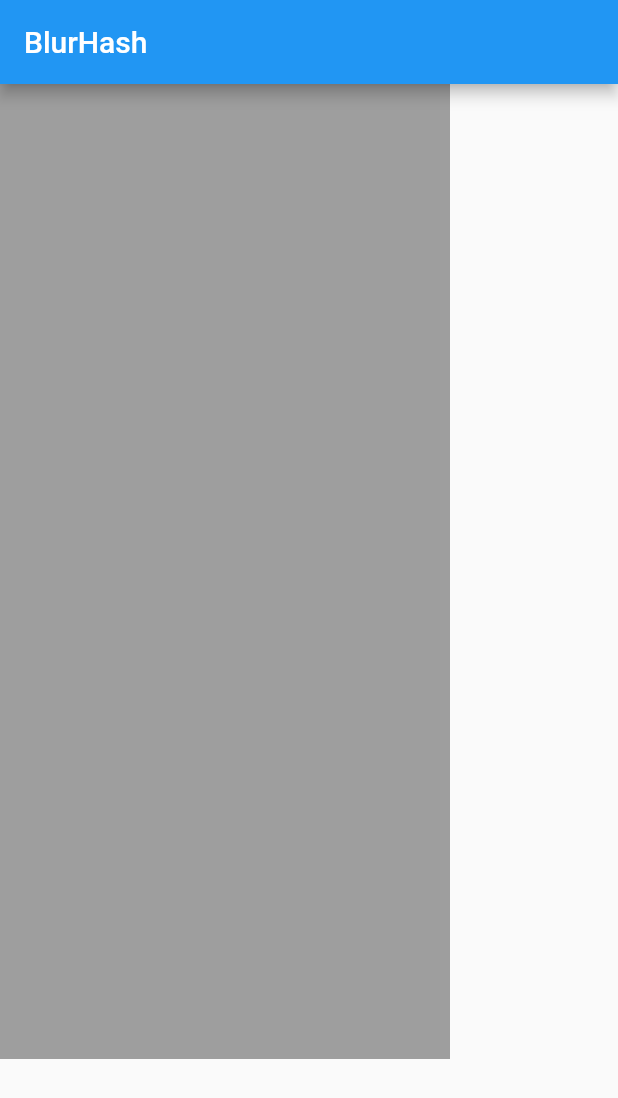
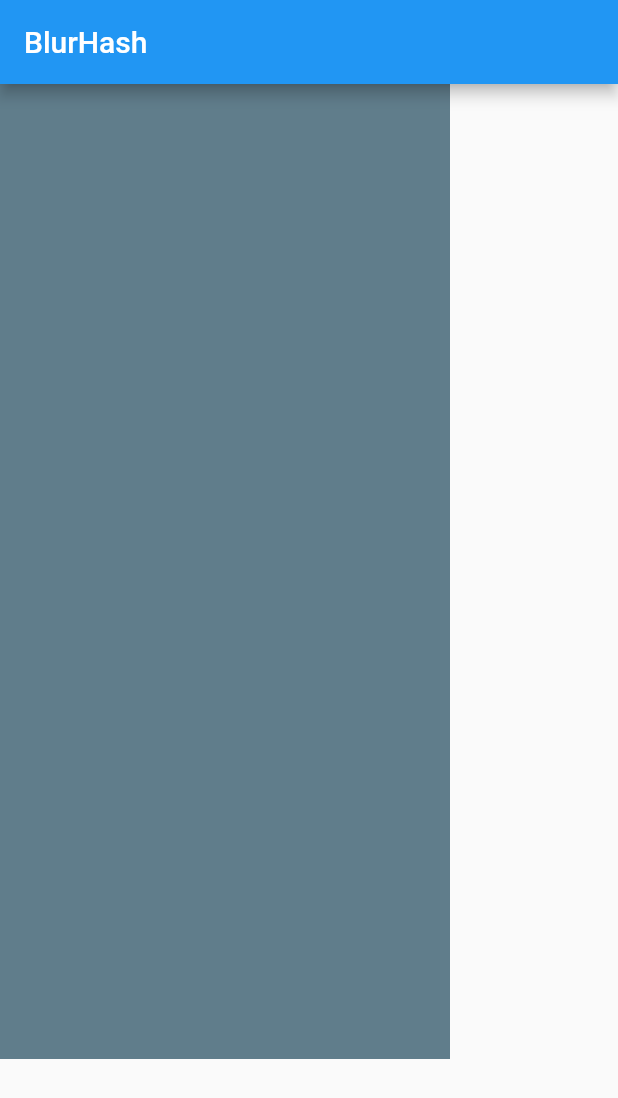
Before and after one commit to fluttercommunity/flutter_blurhash, a Flutter app: the screen it shows after launch, on a phone screen of 412 x 824 dp. Shown: the top 1098 px of the screen. Run offline on Flutter 3.47's test engine with Material 2 defaults, Android fonts, the phone set to English and light mode, and no system bars; statements that could not run were skipped.

Commit message:
0.2.0+3 rollback to container until stable

```diff
--- a/lib/src/blurhash_widget.dart
+++ b/lib/src/blurhash_widget.dart
@@ -7,7 +7,7 @@ class BlurHash extends StatefulWidget {
   const BlurHash({
     Key key,
     this.hash,
-    this.color = Colors.grey,
+    this.color = Colors.blueGrey,
     this.imageFit = BoxFit.fill,
     this.decodingWidth = 32,
     this.decodingHeight = 32,
@@ -55,14 +55,11 @@ class _BlurHashState extends State<BlurHash> {
   }
 
   @override
-  Widget build(BuildContext context) {
-    return FutureBuilder<ui.Image>(
-      future: _image,
-      builder: (BuildContext context, AsyncSnapshot<ui.Image> snapshot) {
-        return snapshot.hasData
-            ? RawImage(image: snapshot.data, fit: widget.imageFit)
-            : ColoredBox(color: widget.color);
-      },
-    );
-  }
+  Widget build(BuildContext context) => FutureBuilder<ui.Image>(
+        future: _image,
+        builder: (ctx, snap) => snap.hasData
+            ? RawImage(image: snap.data, fit: widget.imageFit)
+            //: ColoredBox(color: widget.color),
+            : Container(color: widget.color),
+      );
 }
--- a/pubspec.yaml
+++ b/pubspec.yaml
@@ -1,11 +1,11 @@
 name: flutter_blurhash
 description: Compact representation of a placeholder for an image. Encode a blurry image under 30 caracters for instant display like used by Medium
-version: 0.2.0+1
+version: 0.2.0+3
 homepage: https://github.com/fluttercommunity/flutter_blurhash
 maintainer: Robert Felker (@Solido)
 
 environment:
-  sdk: ">=2.3.0 <3.0.0"
+  sdk: ">=2.4.0 <3.0.0"
 
 dependencies:
   flutter:
```
Also changed, not shown: lib/src/blurhash.dart (+6 -3 lines), 1 other file.
